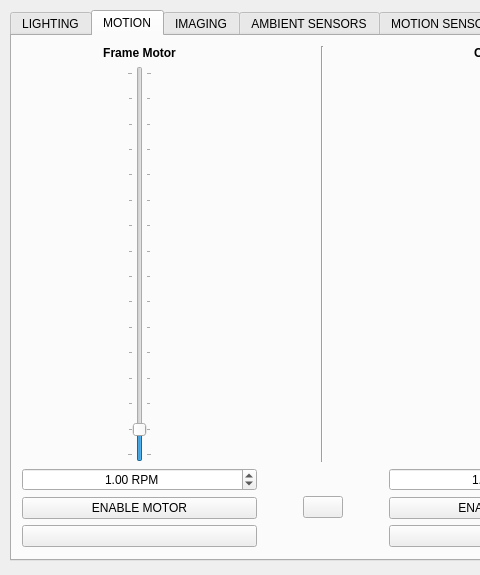
The window that _ui/Clinostat.ui (CoCl-Jerry/SciSpin_Max_Dev) describes before a commit, drawn with Qt 5; both pictures show x 0 to 480 and y 0 to 575 of the 1024 by 575 pixel window.
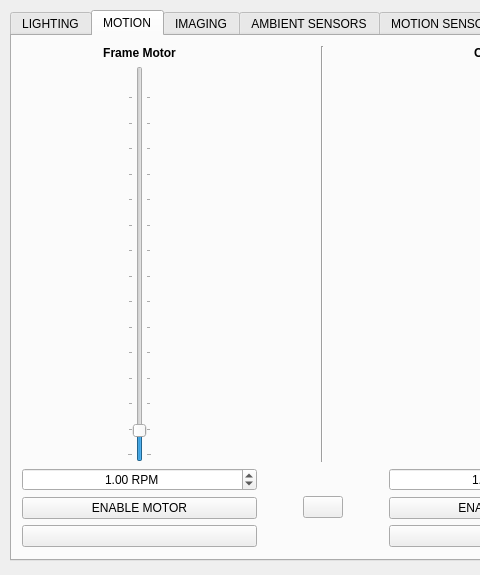
The same window after the commit. Icons and pictures are not drawn. Custom widgets are drawn as their Qt base class.

Patch:
```diff
--- a/_ui/Clinostat.ui
+++ b/_ui/Clinostat.ui
@@ -686,7 +686,7 @@
           </sizepolicy>
          </property>
          <property name="minimum">
-          <number>1</number>
+          <number>5</number>
          </property>
          <property name="maximum">
           <number>1500</number>
```
Left out of the diff: 4 changed lines with no effect on the pictures.
